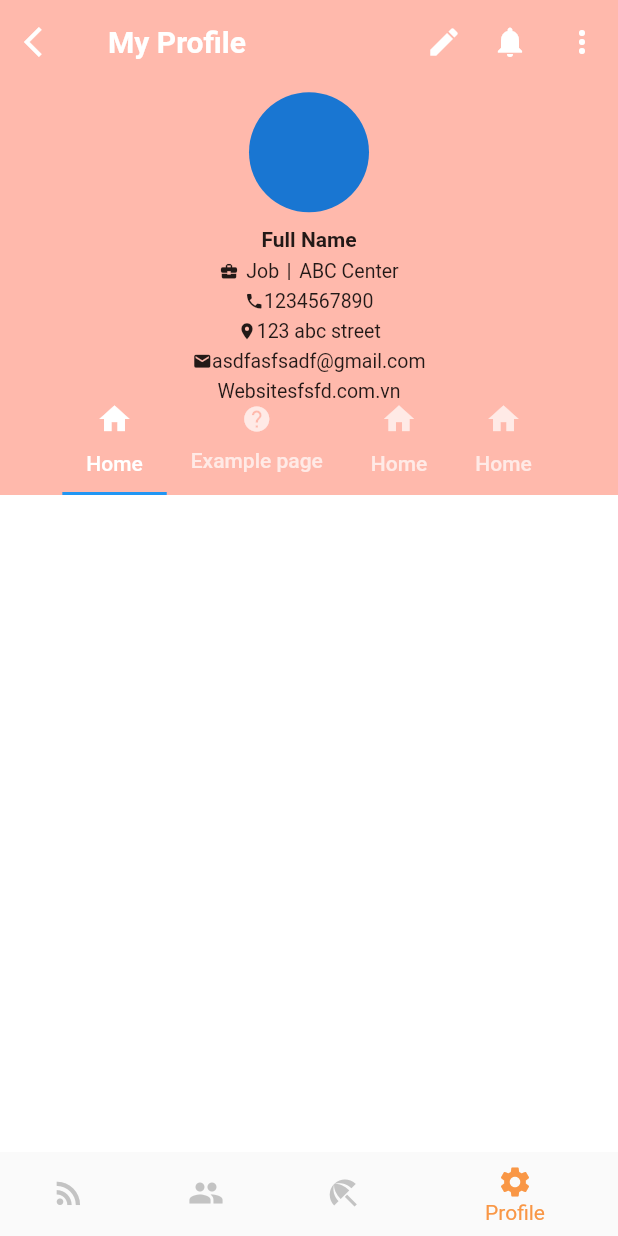
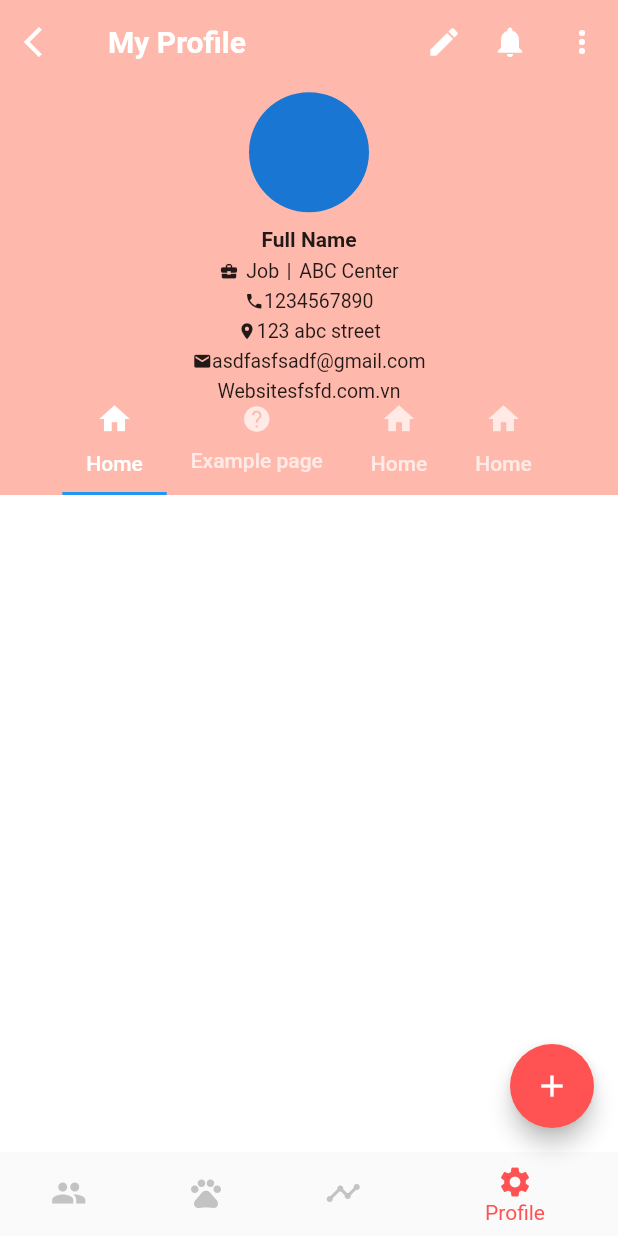
Before and after one commit to catInOrbit/PetRescue, a Flutter app: the PostHome screen opened directly, item 4 of the bottom bar chosen, on a phone screen of 412 x 824 dp. Run offline on Flutter 3.47's test engine with Material 2 defaults, Android fonts, the phone set to English and light mode, and no system bars; our stand-ins replace email_validator, flutter_signin_button, flutter_svg, formz, rxdart; network calls fail.

Commit message:
routine commit

```diff
--- a/lib/screens/post_home.dart
+++ b/lib/screens/post_home.dart
@@ -2,8 +2,10 @@ import 'package:flutter/material.dart';
 import 'package:petrescue/models/post_model.dart';
 import 'package:petrescue/models/tabicondata.dart';
 import 'package:petrescue/petrescue_theme.dart';
+import 'package:petrescue/profile/EditScreen.dart';
 import 'package:petrescue/profile/SilverAppBar.dart';
 import 'package:petrescue/repository/data/post_data.dart';
+import 'package:petrescue/screens/timeline.dart';
 import 'package:petrescue/widgets/bottom_bar.dart';
 import 'package:petrescue/widgets/postFeed/request_page.dart';
 
@@ -18,9 +20,9 @@ class PostHome extends StatefulWidget {
 class _PostHomeState extends State<PostHome> {
   int _currentIndex = 0;
   final List<Widget> _pages = [
-    RequestPostPage(listOfPost: listOfPosts,),
-    RequestPostPage(listOfPost: listOfPosts,),
-    RequestPostPage(listOfPost: listOfPosts,),
+    RequestPostPage(listOfPost: listOfPosts, sortType: PostType.RequestPost.toString().split('.').last,),
+    RequestPostPage(listOfPost: listOfPosts, sortType: PostType.AdoptPost.toString().split('.').last),
+    Timeline(),
     ProfileTab(),
   ];
 
@@ -36,28 +38,29 @@ class _PostHomeState extends State<PostHome> {
     final bottomNavBar = BottomNavigationBar(
       onTap: onTabTapped,
       currentIndex: _currentIndex,
-      selectedItemColor: PetRescueTheme.orange,
+      selectedItemColor: Colors.redAccent,
+      backgroundColor: Colors.redAccent,
       unselectedItemColor: Colors.grey.withOpacity(0.6),
       elevation: 0.0,
       items: [
         BottomNavigationBarItem(
-          icon: Icon(Icons.rss_feed),
+          icon: Icon(Icons.people),
           title: Text(
             'Request',
             style: TextStyle(fontWeight: FontWeight.bold),
           ),
         ),
         BottomNavigationBarItem(
-          icon: Icon(Icons.people),
+          icon: Icon(Icons.pets),
           title: Text(
-            'Chats',
+            'Adopt',
             style: TextStyle(fontWeight: FontWeight.bold),
           ),
         ),
         BottomNavigationBarItem(
-          icon: Icon(Icons.beach_access),
+          icon: Icon(Icons.timeline),
           title: Text(
-            'Notifications',
+            'Timeline',
             style: TextStyle(fontWeight: FontWeight.bold),
           ),
         ),
@@ -71,42 +74,31 @@ class _PostHomeState extends State<PostHome> {
       ],
     );
 
-  //   List<TabIconData> tabIconsList = TabIconData.tabIconsList;
-  //   AnimationController animationController;
-  //   final bottomNavBar =
-  // BottomBarView(
-  //         tabIconsList: tabIconsList,
-  //         addClick: () {},
-  //         changeIndex: (int index) {
-  //           if (index == 0 || index == 2) {
-  //             animationController.reverse().then<dynamic>((data) {
-  //               if (!mounted) {
-  //                 return;
-  //               }
-  //               // setState(() {
-  //               //   tabBody = RequestPostPage();
-  //               // });
-  //             });
-  //           } else if (index == 1) {
-  //             animationController.reverse().then<dynamic>((data) {
-  //               if (!mounted) {
-  //                 return;
-  //               }
-  //             });
-  //           } else if (index == 3) {
-  //             animationController.reverse().then<dynamic>((data) {
-  //               if (!mounted) {
-  //                 return;
-  //               }
-  //             });
-  //           }
-  //         },
-  //       );
+    List<TabIconData> tabIconsList = TabIconData.tabIconsList;
+    AnimationController animationController;
+    final bottomNavBarNew =
+    BottomBarView(
+      tabIconsList: tabIconsList,
+      addClick: () {},
+      changeIndex: (int index) {
+      },
+    );
 
 
     return Scaffold(
       body: _pages[_currentIndex],
       bottomNavigationBar: bottomNavBar,
+      floatingActionButton: FloatingActionButton(
+        onPressed: () {
+          Navigator.push(
+            context,
+            MaterialPageRoute(
+                builder: (context) {} ),
+          );
+        },
+        child: Icon(Icons.add),
+        backgroundColor: Colors.redAccent,
+      ),
     );
   }
 }
```
Also changed, not shown: lib/widgets/bottom_bar.dart (+3 -7 lines), lib/widgets/postFeed/request_page.dart (+13 -3 lines).
